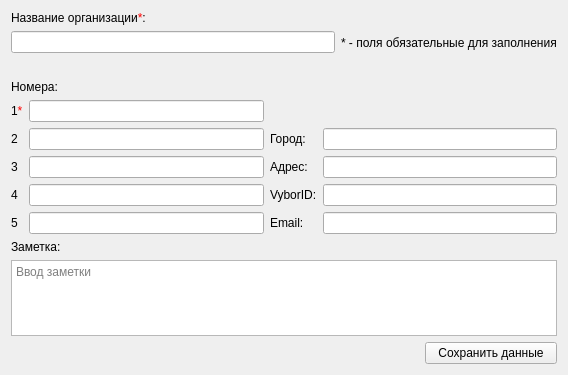
This is AddOrgContactDialog.ui in okostynchuk/Outcall as Qt 5 draws it before an edit. The edited form follows.
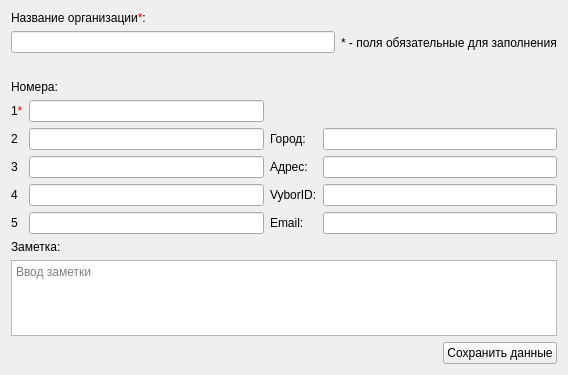
This is the edited form. Icons and pictures are not drawn.

Diff of the .ui file:
```diff
--- a/AddOrgContactDialog.ui
+++ b/AddOrgContactDialog.ui
@@ -246,6 +246,12 @@
        </item>
        <item row="2" column="3">
         <widget class="QPushButton" name="saveButton">
+         <property name="sizePolicy">
+          <sizepolicy hsizetype="Fixed" vsizetype="Fixed">
+           <horstretch>0</horstretch>
+           <verstretch>0</verstretch>
+          </sizepolicy>
+         </property>
          <property name="focusPolicy">
           <enum>Qt::StrongFocus</enum>
          </property>
```
